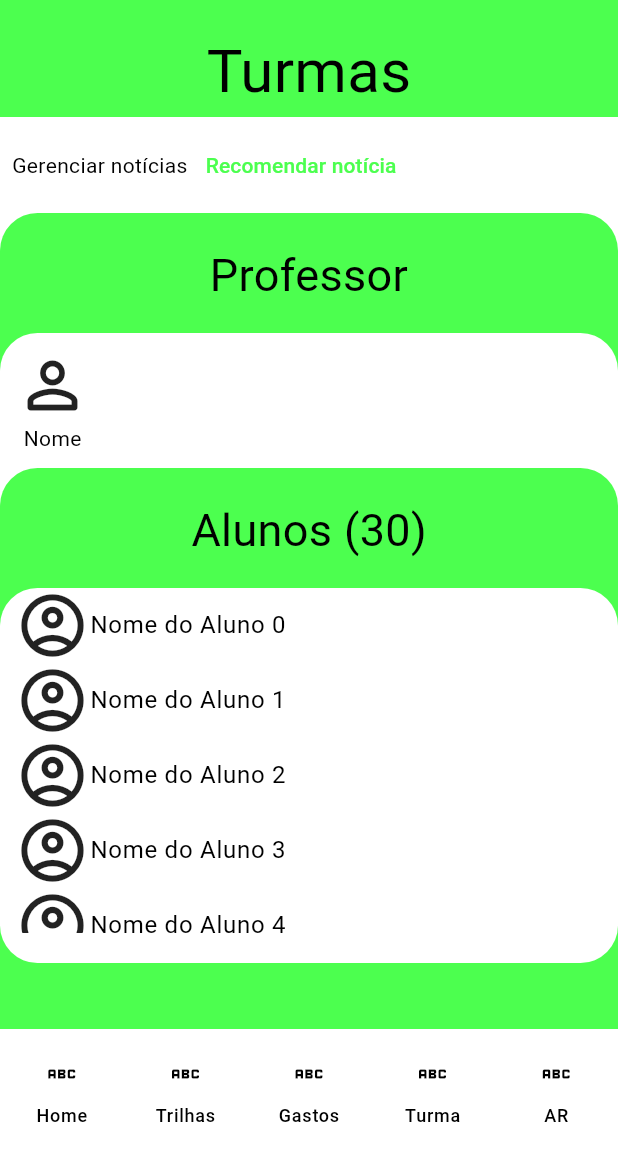
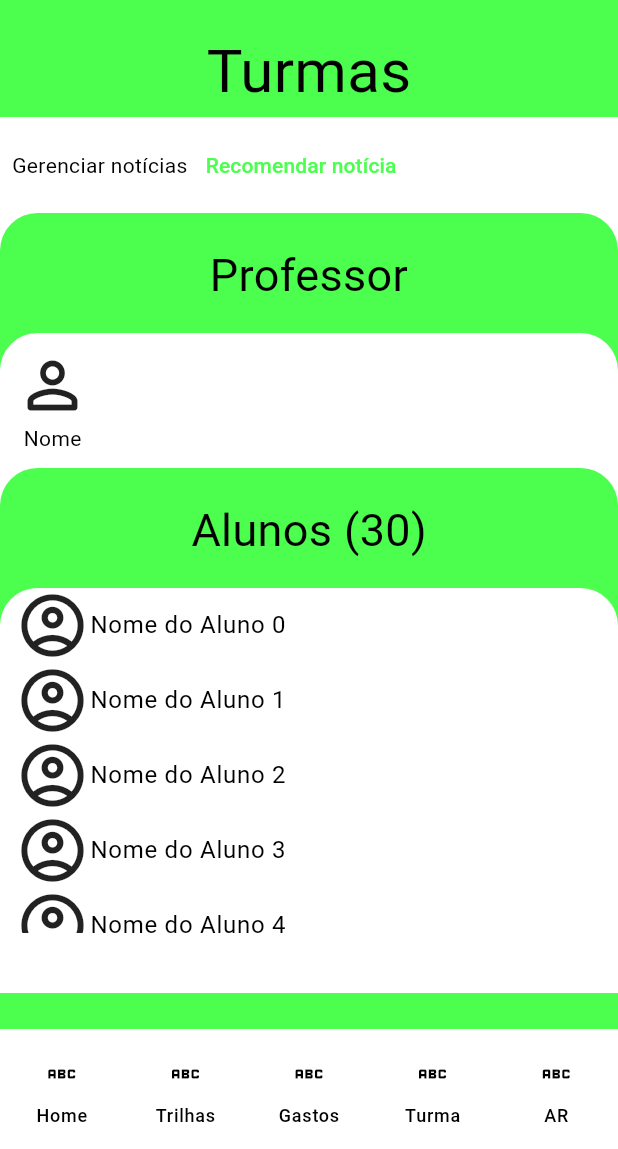
Before and after one commit to Juranda/my_wallet, a Flutter app: the HomePageView screen opened by its route, item 4 of the bottom bar chosen, on a phone screen of 412 x 824 dp, the part 87-1236 px from its top. Run offline on Flutter 3.47's test engine with Material 3 defaults, Android fonts, the phone set to English and light mode, and no system bars; our stand-ins replace permission_handler, webview_flutter; missing offline and left inert: validadores, webview_flutter_android, webview_flutter_wkwebview.

Commit message:
ajuste de telas

```diff
--- a/lib/pages/homepage_view.dart
+++ b/lib/pages/homepage_view.dart
@@ -23,19 +23,15 @@ class _HomePageViewState extends State<HomePageView> {
         Provider.of<RoleProvider>(context, listen: false);
     return Scaffold(
       backgroundColor: Theme.of(context).colorScheme.primary,
-      body: Stack(children: [
-        Column(
+      body: Column(
         children: [
           Container(
             decoration: _selectedPageIndex == 0
                 ? BoxDecoration(
-                      gradient: LinearGradient(
-                          colors: [
+                    gradient: LinearGradient(colors: [
                       Theme.of(context).colorScheme.primary,
                       Color.fromRGBO(34, 95, 8, 1)
-                          ],
-                          begin: Alignment.bottomCenter,
-                          end: Alignment.topCenter),
+                    ], begin: Alignment.bottomCenter, end: Alignment.topCenter),
                   )
                 : BoxDecoration(color: Theme.of(context).colorScheme.primary),
             child: Padding(
@@ -85,16 +81,18 @@ class _HomePageViewState extends State<HomePageView> {
               ),
             ),
           ),
-            [
+          Container(
+            height: MediaQuery.of(context).size.height - 180,
+            child: [
               Lobby(),
               TrailsView(),
               Investiments(),
               TurmasView(),
               ArView()
             ][_selectedPageIndex],
+          ),
         ],
       ),
-      ]),
       bottomNavigationBar: NavigationBar(
         selectedIndex: _selectedPageIndex,
         onDestinationSelected: (value) => setState(
--- a/lib/pages/trails_view.dart
+++ b/lib/pages/trails_view.dart
@@ -16,6 +16,7 @@ class TrailsView extends StatelessWidget {
               'Ensino Fundamental',
               textAlign: TextAlign.center,
               style: Theme.of(context).textTheme.displaySmall,
+
             ),
           ),
         ),
@@ -23,7 +24,7 @@ class TrailsView extends StatelessWidget {
           height: MediaQuery.of(context).size.height * 0.005,
         ),
         Container(
-          height: MediaQuery.of(context).size.height,
+          height: MediaQuery.of(context).size.height - 244,
           child: ListView(
             scrollDirection: Axis.vertical,
             children: [
```
Lines whose indentation alone changed are shown as unchanged.
